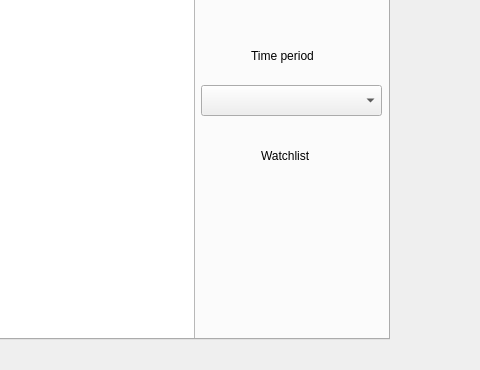
Above: src/view/qt/mainframe.ui from FantaExotic/Way2WB before the change; both pictures show x 588 to 1068 and y 329 to 699 of the 1068 by 699 pixel window. Below: the same form after it.
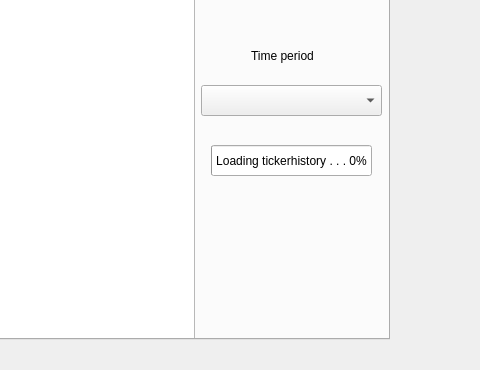
That is the form after the change. The open tabs and pages were chosen to show the change.

Commit message: added progressbars for downloading tickers from watchlist and for downloading tickerhistories when timeperiod is changed. Removed obsolete code.

Patch:
```diff
--- a/src/view/qt/mainframe.ui
+++ b/src/view/qt/mainframe.ui
@@ -318,30 +318,20 @@
          <string>Time period</string>
         </property>
        </widget>
-       <widget class="QLabel" name="label_watchlistpath">
+       <widget class="QProgressBar" name="progressBar_tickerhistory_periodChange">
         <property name="geometry">
          <rect>
           <x>780</x>
-          <y>460</y>
-          <width>161</width>
-          <height>111</height>
-         </rect>
-        </property>
-        <property name="text">
-         <string/>
-        </property>
-       </widget>
-       <widget class="QLabel" name="label_watchlist">
-        <property name="geometry">
-         <rect>
-          <x>830</x>
           <y>420</y>
-          <width>51</width>
-          <height>21</height>
+          <width>161</width>
+          <height>31</height>
          </rect>
         </property>
-        <property name="text">
-         <string>Watchlist</string>
+        <property name="value">
+         <number>0</number>
+        </property>
+        <property name="format">
+         <string>Loading tickerhistory . . . %p%</string>
         </property>
        </widget>
       </widget>
```
Left out of the diff: 11 changed lines with no effect on the pictures. The commit also changes 6 other files.
